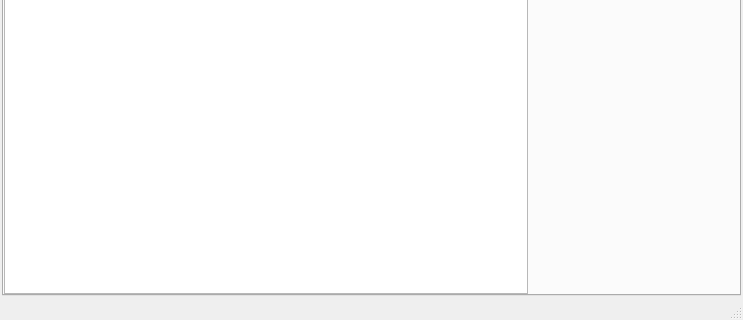
Before: the Qt Designer form src/MyCrawler/MyCrawlerClient/ClientMainWindow.ui in geogeo28/mycrawler-alpha, drawn with Qt 5; both pictures show x 0 to 743 and y 379 to 699 of the 743 by 699 pixel window.
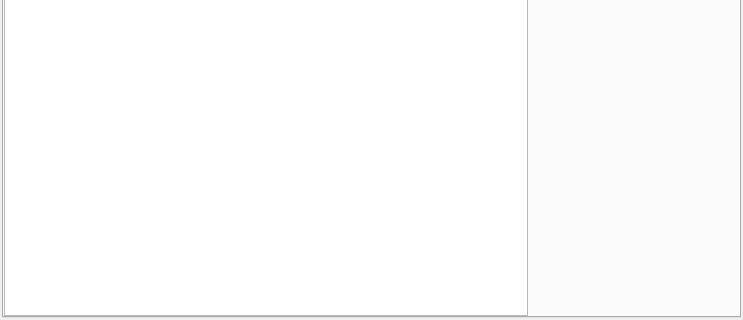
After: the same form once the commit is applied. The open tabs and pages were chosen to show the change. Icons and pictures are not drawn. Custom widgets are drawn as their Qt base class.

Patch:
```diff
--- a/src/MyCrawler/MyCrawlerClient/ClientMainWindow.ui
+++ b/src/MyCrawler/MyCrawlerClient/ClientMainWindow.ui
@@ -543,7 +543,6 @@
    <addaction name="doMainToolBarPreferences"/>
    <addaction name="doMainToolBarExit"/>
   </widget>
-  <widget class="QStatusBar" name="statusbar"/>
   <action name="doMainToolBarExit">
    <property name="icon">
     <iconset resource="../Shared/shared.qrc">
```
Left out of the diff: 18 changed lines with no effect on the pictures.
